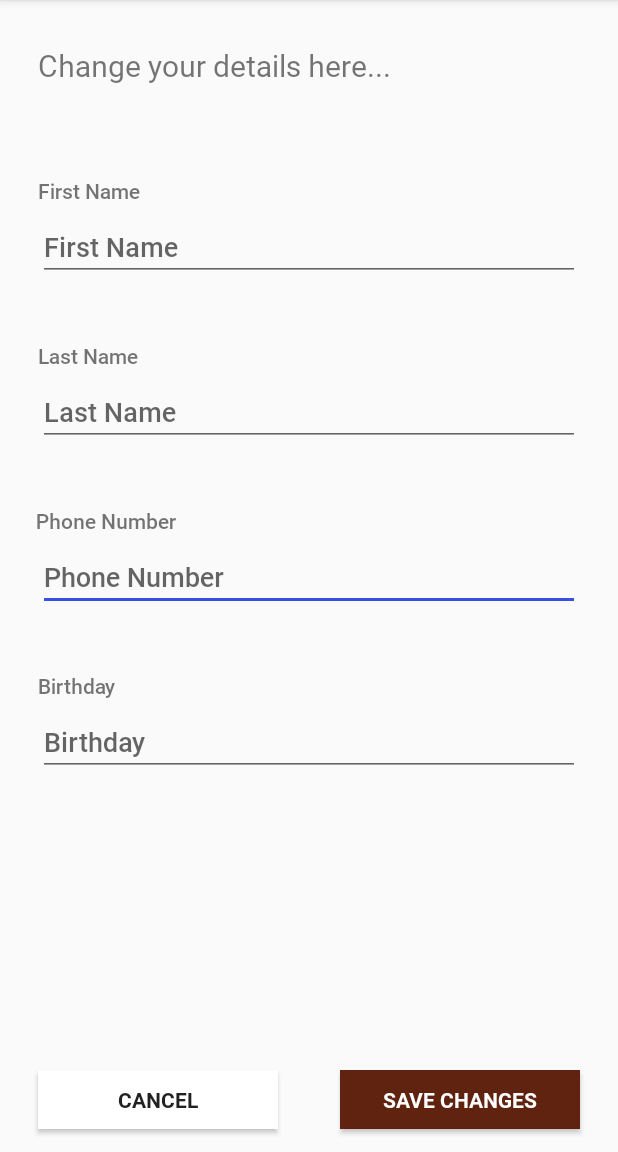
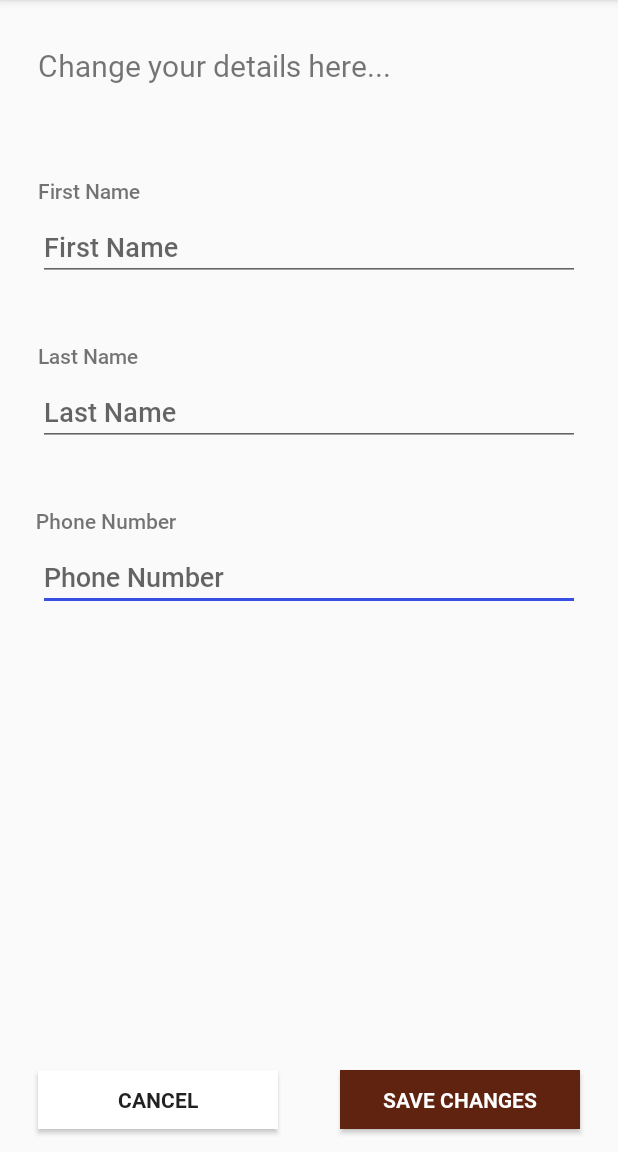
Before and after one commit to IndrachapaSenanayaka/Coffee-Lovers-Mr.Coffee, an Android app: the CustomerEditProfileActivity screen opened directly, with no data from a screen before it, on a phone screen of 412 x 824 dp, the part 84-1236 px from its top. Run offline under Robolectric (Android 15) with nearby library versions, the phone set to English and light mode, and no system bars; our stand-ins replace RxJava; 3 statements that could not run were skipped.

Commit message:
edit profile is done

```diff
--- a/app/src/main/java/com/example/coffee_lovers_mrcoffee/ui/SignUpActivity.java
+++ b/app/src/main/java/com/example/coffee_lovers_mrcoffee/ui/SignUpActivity.java
@@ -57,9 +57,9 @@ public class SignUpActivity extends AppCompatActivity {
 
         // init controllers
         txt_birthday = findViewById(R.id.txt_birthday);
-        txt_phoneNumber = findViewById(R.id.txt_phoneNumber);
-        txt_firstName = findViewById(R.id.txt_firstName);
-        txt_lastName = findViewById(R.id.txt_lastName);
+        txt_phoneNumber = findViewById(R.id.txt_edit_phoneNumber);
+        txt_firstName = findViewById(R.id.txt_edit_firstName);
+        txt_lastName = findViewById(R.id.txt_edit_lastName);
         txt_password = findViewById(R.id.txt_password);
         txt_email = findViewById(R.id.txt_email);
         txt_confirmPassword = findViewById(R.id.txt_confirmPassword);
--- a/app/src/main/java/com/example/coffee_lovers_mrcoffee/ui/customer/CustomerEditProfileActivity.java
+++ b/app/src/main/java/com/example/coffee_lovers_mrcoffee/ui/customer/CustomerEditProfileActivity.java
@@ -1,16 +1,134 @@
 package com.example.coffee_lovers_mrcoffee.ui.customer;
 
+import androidx.annotation.NonNull;
 import androidx.appcompat.app.AppCompatActivity;
 
 import android.os.Bundle;
+import android.view.View;
+import android.widget.EditText;
+import android.widget.TextView;
+import android.widget.Toast;
 
+import com.example.coffee_lovers_mrcoffee.Container;
 import com.example.coffee_lovers_mrcoffee.R;
+import com.example.coffee_lovers_mrcoffee.data.models.Customer;
+import com.example.coffee_lovers_mrcoffee.services.AuthService;
+import com.example.coffee_lovers_mrcoffee.utils.ValidationUtils;
+import com.google.android.gms.tasks.OnCompleteListener;
+import com.google.android.gms.tasks.OnFailureListener;
+import com.google.android.gms.tasks.Task;
+
+import java.text.SimpleDateFormat;
+import java.util.HashMap;
+import java.util.Map;
+
+import io.reactivex.rxjava3.disposables.Disposable;
 
 public class CustomerEditProfileActivity extends AppCompatActivity {
+
+    // dependencies
+    private final Container container = Container.instant();
+    private final AuthService authService = container.authService;
+    private final ValidationUtils validationUtils = container.validationUtils;
+
+    // components
+    private EditText txt_firstName, txt_lastName, txt_phone;
+
+    // disposals
+    private Disposable currentUserDisposer;
+
+    // store entire customer data
+    private Customer customer;
 
     @Override
     protected void onCreate(Bundle savedInstanceState) {
         super.onCreate(savedInstanceState);
         setContentView(R.layout.activity_customer_edit_profile);
+
+        // init components
+        txt_firstName = findViewById(R.id.txt_edit_firstName);
+        txt_lastName = findViewById(R.id.txt_edit_lastName);
+        txt_phone = findViewById(R.id.txt_edit_phoneNumber);
+
+        // listen for current user changes
+        currentUserDisposer = authService
+                .currentUser
+                .subscribe(
+                        this::ListenUserChanges,
+                        throwable -> {
+                            System.err.println("Error while receiving customer data" + throwable);
+                        });
     }
+
+
+    @Override
+    protected void onDestroy() {
+        super.onDestroy();
+
+        // remove listeners
+        currentUserDisposer.dispose();
+    }
+
+
+    // ---- EVENTS
+
+    // current user changes listeners
+    private void ListenUserChanges(Customer customer) {
+
+        this.customer = customer;
+
+        // update fields
+        txt_firstName.setText(customer.firstName);
+        txt_lastName.setText(customer.lastName);
+        txt_phone.setText(customer.phoneNumber);
+
+    }
+
+
+    // handle save changes click
+    public void onSaveChangesCLick(View v) {
+
+        // validate
+        if (!validateFields())
+            return;
+
+        customer.firstName = txt_firstName.getText().toString();
+        customer.lastName = txt_lastName.getText().toString();
+        customer.phoneNumber = txt_phone.getText().toString();
+
+        // update
+        authService.UpdateCurrentUser(
+                customer,
+                task -> {
+                    // go back
+                    CustomerEditProfileActivity.this.finish();
+                },
+                e -> {
+                    Toast.makeText(CustomerEditProfileActivity.this, "Update failed", Toast.LENGTH_LONG).show();
+                }
+        );
+
+    }
+
+
+    // handle cancel button click
+    public void onCancelClick(View v) {
+        finish();
+    }
+
+
+    // ---- MECHANISMS
+
+    // validate fields
+    private boolean validateFields() {
+
+        Map<EditText, String> textBoxes = new HashMap<>();
+        textBoxes.put(txt_firstName, "First name is required");
+        textBoxes.put(txt_lastName, "Last name is required");
+        textBoxes.put(txt_phone, "Phone number is required");
+
+        return !validationUtils.isAnyEmpty(textBoxes);
+
+    }
+
 }
--- a/app/src/main/res/layout/activity_customer_edit_profile.xml
+++ b/app/src/main/res/layout/activity_customer_edit_profile.xml
@@ -6,20 +6,9 @@
     android:layout_height="match_parent"
     tools:context=".ui.customer.CustomerEditProfileActivity">
 
-    <TextView
-        android:id="@+id/textView13"
-        android:layout_width="wrap_content"
-        android:layout_height="wrap_content"
-        android:layout_marginStart="25dp"
-        android:layout_marginTop="40dp"
-        android:fontFamily="@font/form_labels"
-        android:text="@string/auth_birthday_lbl"
-        app:layout_constraintStart_toStartOf="parent"
-        app:layout_constraintTop_toBottomOf="@+id/txt_phoneNumber" />
-
     <EditText
         android:fontFamily="@font/form_labels"
-        android:id="@+id/txt_phoneNumber"
+        android:id="@+id/txt_edit_phoneNumber"
         android:layout_width="match_parent"
         android:layout_height="wrap_content"
         android:layout_marginStart="25dp"
@@ -28,7 +17,7 @@
         android:ems="10"
         android:hint="@string/auth_phone_lbl"
         android:importantForAutofill="no"
-        android:inputType="textPersonName"
+        android:inputType="phone"
         app:layout_constraintEnd_toEndOf="parent"
         app:layout_constraintHorizontal_bias="0.0"
         app:layout_constraintStart_toStartOf="parent"
@@ -43,7 +32,7 @@
         android:fontFamily="@font/form_labels"
         android:text="@string/auth_phone_lbl"
         app:layout_constraintStart_toStartOf="parent"
-        app:layout_constraintTop_toBottomOf="@+id/txt_lastName" />
+        app:layout_constraintTop_toBottomOf="@+id/txt_edit_lastName" />
 
     <TextView
         android:id="@+id/textView6"
@@ -68,7 +57,7 @@
         app:layout_constraintTop_toBottomOf="@+id/textView6" />
 
     <EditText
-        android:id="@+id/txt_firstName"
+        android:id="@+id/txt_edit_firstName"
         android:layout_width="match_parent"
         android:layout_height="wrap_content"
         android:layout_marginStart="25dp"
@@ -92,11 +81,11 @@
         android:fontFamily="@font/form_labels"
         android:text="@string/auth_lname_lbl"
         app:layout_constraintStart_toStartOf="parent"
-        app:layout_constraintTop_toBottomOf="@+id/txt_firstName" />
+        app:layout_constraintTop_toBottomOf="@+id/txt_edit_firstName" />
 
     <EditText
         android:fontFamily="@font/form_labels"
-        android:id="@+id/txt_lastName"
+        android:id="@+id/txt_edit_lastName"
         android:layout_width="match_parent"
         android:layout_height="wrap_content"
         android:layout_marginStart="25dp"
@@ -120,6 +109,7 @@
         android:background="#FFF"
         android:fontFamily="@font/submit_button"
         android:text="Cancel"
+        android:onClick="onCancelClick"
         app:layout_constraintBottom_toBottomOf="parent"
         app:layout_constraintEnd_toEndOf="parent"
         app:layout_constraintHorizontal_bias="0.0"
@@ -135,25 +125,10 @@
         android:layout_marginBottom="15dp"
         android:fontFamily="@font/submit_button"
         android:text="Save Changes"
+        android:onClick="onSaveChangesCLick"
         app:layout_constraintBottom_toBottomOf="parent"
         app:layout_constraintEnd_toEndOf="parent"
         app:layout_constraintHorizontal_bias="1.0"
         app:layout_constraintStart_toStartOf="parent" />
 
-    <EditText
-        android:fontFamily="@font/form_labels"
-        android:id="@+id/txt_birthday"
-        android:layout_width="0dp"
-        android:layout_height="wrap_content"
-        android:layout_marginStart="25dp"
-        android:layout_marginTop="5dp"
-        android:layout_marginEnd="25dp"
-        android:ems="10"
-        android:hint="@string/auth_birthday_lbl"
-        android:importantForAutofill="no"
-        android:inputType="date"
-        app:layout_constraintEnd_toEndOf="parent"
-        app:layout_constraintStart_toStartOf="parent"
-        app:layout_constraintTop_toBottomOf="@+id/textView13" />
-
 </androidx.constraintlayout.widget.ConstraintLayout>
```
Also changed, not shown: app/src/main/java/com/example/coffee_lovers_mrcoffee/services/AuthService.java (+25 -9 lines), app/src/main/res/layout/activity_customer_change_password.xml (+5 -5 lines), app/src/main/res/layout/activity_sign_up.xml (+6 -6 lines).
